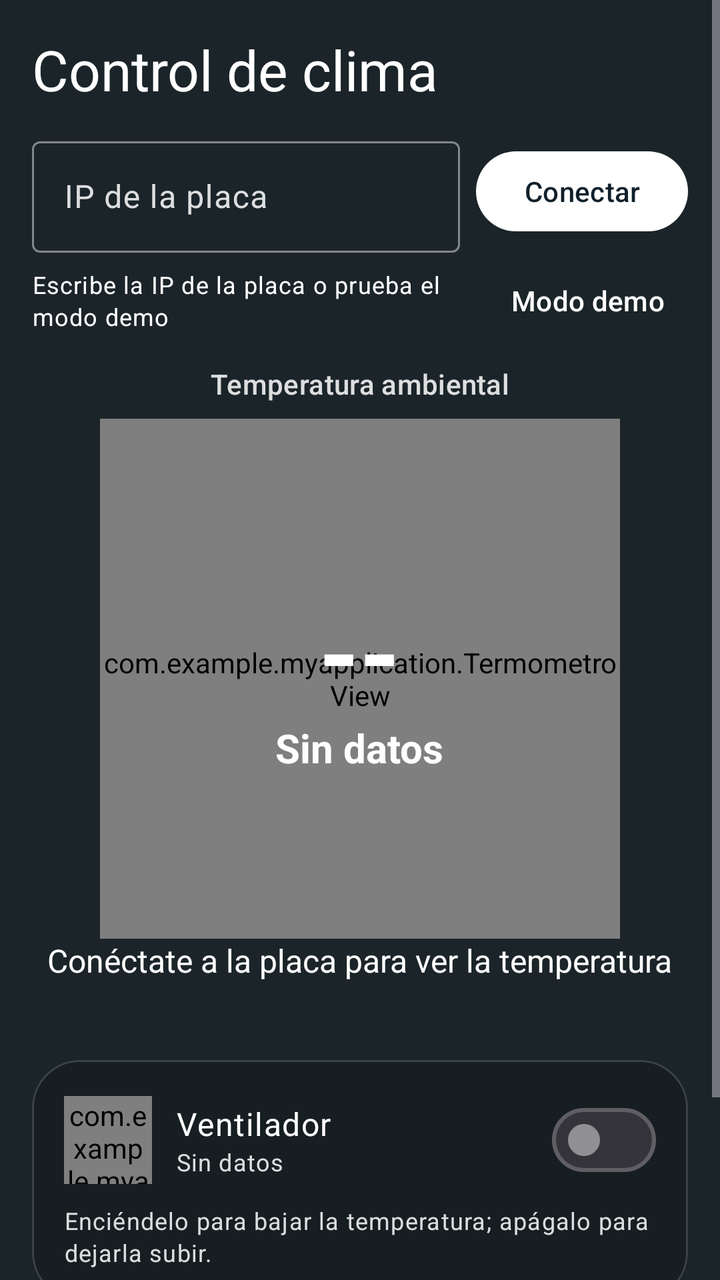
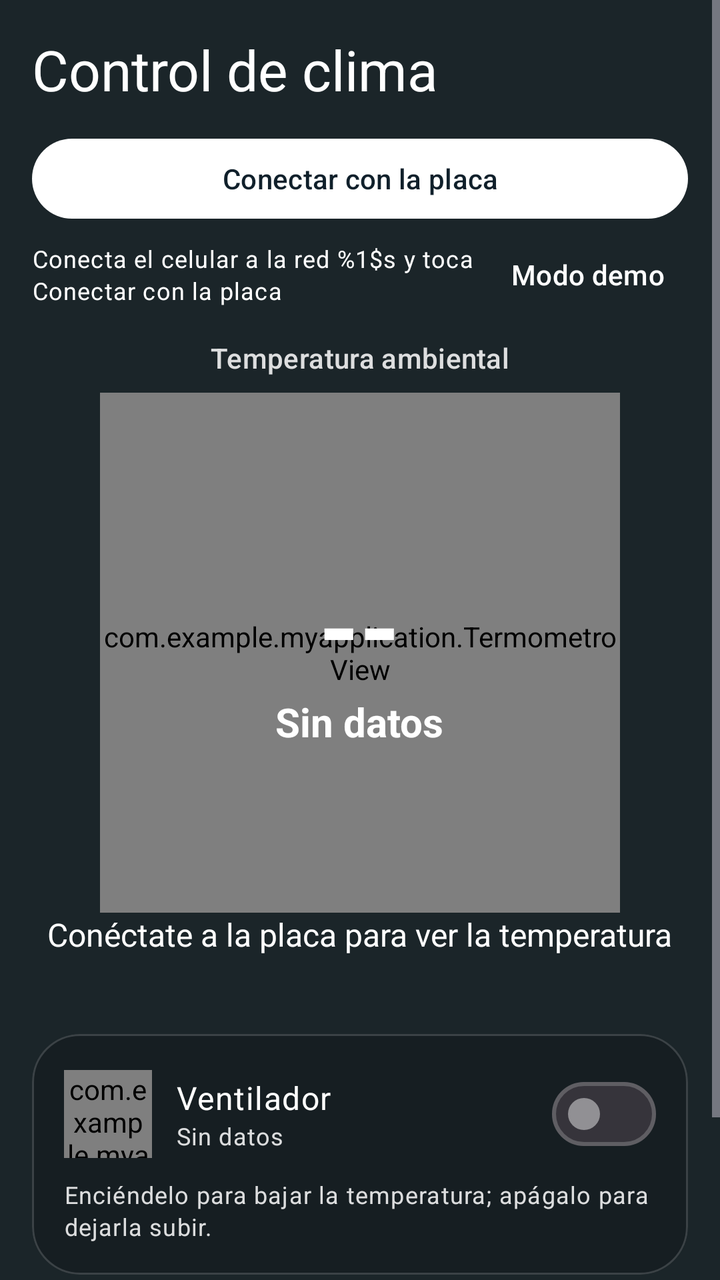

Before-and-after screenshots of an Android layout around one commit, followed by the original layout XML and the change that was made.
<!-- AndroidManifest.xml: application theme Theme.MyApplication -->
<!-- res/layout/activity_main.xml -->
<?xml version="1.0" encoding="utf-8"?>
<ScrollView xmlns:android="http://schemas.android.com/apk/res/android"
    xmlns:app="http://schemas.android.com/apk/res-auto"
    xmlns:tools="http://schemas.android.com/tools"
    android:id="@+id/main"
    android:layout_width="match_parent"
    android:layout_height="match_parent"
    android:fillViewport="true"
    android:fitsSystemWindows="true"
    tools:background="#1565C0"
    tools:context=".MainActivity">

    
    <LinearLayout
        android:id="@+id/contenido"
        style="@style/AnchoContenido"
        android:layout_height="wrap_content"
        android:orientation="vertical"
        android:padding="16dp">

        <TextView
            android:layout_width="wrap_content"
            android:layout_height="wrap_content"
            android:text="@string/titulo_principal"
            android:textAppearance="?attr/textAppearanceHeadlineMedium"
            android:textColor="@color/blanco" />

        
        <LinearLayout
            android:layout_width="match_parent"
            android:layout_height="wrap_content"
            android:layout_marginTop="12dp"
            android:gravity="center_vertical"
            android:orientation="horizontal">

            <com.google.android.material.textfield.TextInputLayout
                style="@style/Widget.Material3.TextInputLayout.OutlinedBox"
                android:layout_width="0dp"
                android:layout_height="wrap_content"
                android:layout_weight="1"
                android:hint="@string/hint_ip">

                
                <com.google.android.material.textfield.TextInputEditText
                    android:id="@+id/etIp"
                    android:layout_width="match_parent"
                    android:layout_height="wrap_content"
                    android:imeOptions="actionDone"
                    android:importantForAutofill="no"
                    android:inputType="textUri"
                    android:maxWidth="488dp"
                    android:maxLines="1"
                    android:textColor="@color/blanco" />
            </com.google.android.material.textfield.TextInputLayout>

            <Button
                android:id="@+id/btnConectar"
                android:layout_width="wrap_content"
                android:layout_height="wrap_content"
                android:layout_marginStart="8dp"
                android:text="@string/conectar" />
        </LinearLayout>

        <LinearLayout
            android:layout_width="match_parent"
            android:layout_height="wrap_content"
            android:gravity="center_vertical"
            android:orientation="horizontal">

            <TextView
                android:id="@+id/tvConexion"
                android:layout_width="0dp"
                android:layout_height="wrap_content"
                android:layout_weight="1"
                android:text="@string/conexion_escribe_ip"
                android:textAppearance="?attr/textAppearanceBodySmall"
                android:textColor="@color/blanco" />

            <Button
                android:id="@+id/btnDemo"
                style="@style/Widget.Material3.Button.TextButton"
                android:layout_width="wrap_content"
                android:layout_height="wrap_content"
                android:text="@string/modo_demo" />
        </LinearLayout>

        <TextView
            android:id="@+id/tvError"
            android:layout_width="match_parent"
            android:layout_height="wrap_content"
            android:textColor="@color/aviso"
            android:visibility="gone" />

        
        <LinearLayout
            android:layout_width="match_parent"
            android:layout_height="wrap_content"
            android:layout_marginTop="8dp"
            android:gravity="center_horizontal"
            android:orientation="vertical">

            <TextView
                android:layout_width="wrap_content"
                android:layout_height="wrap_content"
                android:layout_marginBottom="8dp"
                android:text="@string/temperatura_ambiental"
                android:textAppearance="?attr/textAppearanceLabelLarge"
                android:textColor="@color/blanco_suave" />

            
            <FrameLayout
                android:layout_width="260dp"
                android:layout_height="260dp">

                <com.example.myapplication.TermometroView
                    android:id="@+id/termometro"
                    android:layout_width="match_parent"
                    android:layout_height="match_parent" />

                <LinearLayout
                    android:layout_width="wrap_content"
                    android:layout_height="wrap_content"
                    android:layout_gravity="center"
                    android:gravity="center_horizontal"
                    android:orientation="vertical">

                    
                    <TextView
                        android:id="@+id/tvTemperatura"
                        android:layout_width="wrap_content"
                        android:layout_height="wrap_content"
                        android:fontFeatureSettings="tnum"
                        android:text="@string/sin_valor"
                        android:textColor="@color/blanco"
                        android:textSize="52sp"
                        android:textStyle="bold" />

                    <TextView
                        android:id="@+id/tvEstado"
                        android:layout_width="wrap_content"
                        android:layout_height="wrap_content"
                        android:text="@string/nivel_sin_datos"
                        android:textColor="@color/blanco"
                        android:textSize="20sp"
                        android:textStyle="bold" />
                </LinearLayout>
            </FrameLayout>

            <TextView
                android:id="@+id/tvDetalle"
                android:layout_width="wrap_content"
                android:layout_height="wrap_content"
                android:gravity="center"
                android:text="@string/detalle_conectate"
                android:textColor="@color/blanco"
                android:textSize="16sp" />

            <TextView
                android:id="@+id/tvHumedad"
                android:layout_width="wrap_content"
                android:layout_height="wrap_content"
                android:layout_marginTop="4dp"
                android:textColor="@color/blanco_suave"
                android:textSize="14sp" />
        </LinearLayout>

        
        <com.google.android.material.card.MaterialCardView
            android:id="@+id/cardSimulacion"
            style="@style/TarjetaVidrio"
            android:layout_width="match_parent"
            android:layout_height="wrap_content"
            android:layout_marginTop="16dp"
            android:visibility="gone">

            <LinearLayout
                android:layout_width="match_parent"
                android:layout_height="wrap_content"
                android:orientation="vertical"
                android:padding="16dp">

                <TextView
                    android:layout_width="wrap_content"
                    android:layout_height="wrap_content"
                    android:text="@string/simulacion_titulo"
                    android:textColor="@color/blanco"
                    android:textSize="16sp"
                    android:textStyle="bold" />

                <TextView
                    android:layout_width="wrap_content"
                    android:layout_height="wrap_content"
                    android:layout_marginTop="2dp"
                    android:text="@string/simulacion_ayuda"
                    android:textColor="@color/blanco_suave"
                    android:textSize="13sp" />

                <com.google.android.material.slider.Slider
                    android:id="@+id/slSimulacion"
                    android:layout_width="match_parent"
                    android:layout_height="wrap_content"
                    android:layout_marginTop="4dp"
                    android:contentDescription="@string/desc_simulacion"
                    android:stepSize="1"
                    android:value="23"
                    android:valueFrom="5"
                    android:valueTo="40"
                    app:tickVisible="false"
                    app:trackColorInactive="@color/vidrio_fuerte" />

                <LinearLayout
                    android:layout_width="match_parent"
                    android:layout_height="wrap_content"
                    android:orientation="horizontal">

                    <TextView
                        android:layout_width="0dp"
                        android:layout_height="wrap_content"
                        android:layout_weight="1"
                        android:text="@string/simulacion_min"
                        android:textColor="@color/blanco_tenue"
                        android:textSize="12sp" />

                    <TextView
                        android:layout_width="wrap_content"
                        android:layout_height="wrap_content"
                        android:text="@string/simulacion_max"
                        android:textColor="@color/blanco_tenue"
                        android:textSize="12sp" />
                </LinearLayout>
            </LinearLayout>
        </com.google.android.material.card.MaterialCardView>

        
        <com.google.android.material.card.MaterialCardView
            style="@style/TarjetaVidrio"
            android:layout_width="match_parent"
            android:layout_height="wrap_content"
            android:layout_marginTop="16dp">

            <LinearLayout
                android:layout_width="match_parent"
                android:layout_height="wrap_content"
                android:orientation="vertical"
                android:padding="16dp">

                <LinearLayout
                    android:layout_width="match_parent"
                    android:layout_height="wrap_content"
                    android:gravity="center_vertical"
                    android:orientation="horizontal">

                    <com.example.myapplication.VentiladorView
                        android:id="@+id/ventiladorIcono"
                        android:layout_width="44dp"
                        android:layout_height="44dp"
                        android:importantForAccessibility="no" />

                    <LinearLayout
                        android:layout_width="0dp"
                        android:layout_height="wrap_content"
                        android:layout_marginStart="12dp"
                        android:layout_weight="1"
                        android:orientation="vertical">

                        <TextView
                            android:layout_width="wrap_content"
                            android:layout_height="wrap_content"
                            android:text="@string/ventilador"
                            android:textAppearance="?attr/textAppearanceBodyLarge"
                            android:textColor="@color/blanco" />

                        <TextView
                            android:id="@+id/tvVentiladorEstado"
                            android:layout_width="wrap_content"
                            android:layout_height="wrap_content"
                            android:text="@string/sin_datos"
                            android:textAppearance="?attr/textAppearanceBodySmall"
                            android:textColor="@color/blanco_suave" />
                    </LinearLayout>

                    
                    <com.google.android.material.materialswitch.MaterialSwitch
                        android:id="@+id/swVentilador"
                        android:layout_width="wrap_content"
                        android:layout_height="wrap_content"
                        android:layout_marginStart="16dp"
                        android:contentDescription="@string/desc_switch_ventilador" />
                </LinearLayout>

                <TextView
                    android:layout_width="wrap_content"
                    android:layout_height="wrap_content"
                    android:layout_marginTop="8dp"
                    android:text="@string/ventilador_ayuda"
                    android:textAppearance="?attr/textAppearanceBodySmall"
                    android:textColor="@color/blanco_suave" />
            </LinearLayout>
        </com.google.android.material.card.MaterialCardView>

        
        <Button
            android:id="@+id/btnVerHistorial"
            style="@style/Widget.Material3.Button.OutlinedButton"
            android:layout_width="wrap_content"
            android:layout_height="wrap_content"
            android:layout_gravity="center_horizontal"
            android:layout_marginTop="16dp"
            android:layout_marginBottom="16dp"
            android:text="@string/ver_historial" />
    </LinearLayout>
</ScrollView>
<!-- resources referenced by this layout -->
<resources>
  <color name="aviso">#FFFFD54F</color>
  <color name="blanco">#FFFFFFFF</color>
  <color name="blanco_suave">#D9FFFFFF</color>
  <color name="blanco_tenue">#73FFFFFF</color>
  <color name="vidrio_fuerte">#3DFFFFFF</color>
  <string name="conectar">Conectar</string>
  <string name="conexion_escribe_ip">Escribe la IP de la placa o prueba el modo demo</string>
  <string name="desc_simulacion">Temperatura simulada</string>
  <string name="desc_switch_ventilador">Encender o apagar el ventilador</string>
  <string name="detalle_conectate">Conéctate a la placa para ver la temperatura</string>
  <string name="hint_ip">IP de la placa</string>
  <string name="modo_demo">Modo demo</string>
  <string name="nivel_sin_datos">Sin datos</string>
  <string name="simulacion_ayuda">Mueve la barra para fijar la temperatura de la habitación simulada.</string>
  <string name="simulacion_max">40 °C</string>
  <string name="simulacion_min">5 °C</string>
  <string name="simulacion_titulo">Simulación (modo demo)</string>
  <string name="sin_datos">Sin datos</string>
  <string name="sin_valor">--</string>
  <string name="temperatura_ambiental">Temperatura ambiental</string>
  <string name="titulo_principal">Control de clima</string>
  <string name="ventilador">Ventilador</string>
  <string name="ventilador_ayuda">Enciéndelo para bajar la temperatura; apágalo para dejarla subir.</string>
  <string name="ver_historial">Ver historial y parámetros</string>
  <style name="AnchoContenido">
          <item name="android:layout_width">match_parent</item>
          <item name="android:layout_gravity">center_horizontal</item>
      </style>
  <style name="TarjetaVidrio" parent="Widget.Material3.CardView.Outlined">
          <item name="cardBackgroundColor">@color/vidrio</item>
          <item name="strokeColor">@color/vidrio_borde</item>
          <item name="strokeWidth">1dp</item>
          <item name="cardElevation">0dp</item>
          <item name="cardCornerRadius">24dp</item>
      </style>
  <style name="Theme.MyApplication" parent="Base.Theme.MyApplication" />
  <color name="vidrio">#2E000000</color>
  <color name="vidrio_borde">#29FFFFFF</color>
  <style name="Base.Theme.MyApplication" parent="Theme.Material3.Dark.NoActionBar">
          <item name="colorPrimary">@color/blanco</item>
          <item name="colorOnPrimary">@color/tinta</item>
          <item name="colorSecondaryContainer">@color/vidrio_fuerte</item>
          <item name="colorOnSecondaryContainer">@color/blanco</item>
          <item name="colorOnSurface">@color/blanco</item>
          <item name="colorOnSurfaceVariant">@color/blanco_suave</item>
          <item name="colorOutline">@color/blanco_tenue</item>
          <item name="colorError">@color/aviso</item>
          <item name="android:windowBackground">@color/fondo_inicial</item>
      </style>
  <color name="tinta">#FF10202B</color>
  <color name="fondo_inicial">#FF1B2529</color>
</resources>

<!-- the commit's change to res/layout/activity_main.xml (unified diff, before → after) -->
@@ -26,53 +26,25 @@
             android:textColor="@color/blanco" />
 
         
+        <Button
+            android:id="@+id/btnConectar"
+            android:layout_width="match_parent"
+            android:layout_height="wrap_content"
+            android:layout_marginTop="12dp"
+            android:text="@string/conectar" />
+
         <LinearLayout
             android:layout_width="match_parent"
             android:layout_height="wrap_content"
-            android:layout_marginTop="12dp"
             android:gravity="center_vertical"
             android:orientation="horizontal">
 
-            <com.google.android.material.textfield.TextInputLayout
-                style="@style/Widget.Material3.TextInputLayout.OutlinedBox"
-                android:layout_width="0dp"
-                android:layout_height="wrap_content"
-                android:layout_weight="1"
-                android:hint="@string/hint_ip">
-
-                
-                <com.google.android.material.textfield.TextInputEditText
-                    android:id="@+id/etIp"
-                    android:layout_width="match_parent"
-                    android:layout_height="wrap_content"
-                    android:imeOptions="actionDone"
-                    android:importantForAutofill="no"
-                    android:inputType="textUri"
-                    android:maxWidth="488dp"
-                    android:maxLines="1"
-                    android:textColor="@color/blanco" />
-            </com.google.android.material.textfield.TextInputLayout>
-
-            <Button
-                android:id="@+id/btnConectar"
-                android:layout_width="wrap_content"
-                android:layout_height="wrap_content"
-                android:layout_marginStart="8dp"
-                android:text="@string/conectar" />
-        </LinearLayout>
-
-        <LinearLayout
-            android:layout_width="match_parent"
-            android:layout_height="wrap_content"
-            android:gravity="center_vertical"
-            android:orientation="horizontal">
-
             <TextView
                 android:id="@+id/tvConexion"
                 android:layout_width="0dp"
                 android:layout_height="wrap_content"
                 android:layout_weight="1"
-                android:text="@string/conexion_escribe_ip"
+                android:text="@string/conexion_inicio"
                 android:textAppearance="?attr/textAppearanceBodySmall"
                 android:textColor="@color/blanco" />
 
<!-- resource entries referenced after the edit -->
@@ -5,12 +5,11 @@
   <color name="blanco_suave">#D9FFFFFF</color>
   <color name="blanco_tenue">#73FFFFFF</color>
   <color name="vidrio_fuerte">#3DFFFFFF</color>
-  <string name="conectar">Conectar</string>
-  <string name="conexion_escribe_ip">Escribe la IP de la placa o prueba el modo demo</string>
+  <string name="conectar">Conectar con la placa</string>
+  <string name="conexion_inicio">Conecta el celular a la red %1$s y toca Conectar con la placa</string>
   <string name="desc_simulacion">Temperatura simulada</string>
   <string name="desc_switch_ventilador">Encender o apagar el ventilador</string>
   <string name="detalle_conectate">Conéctate a la placa para ver la temperatura</string>
-  <string name="hint_ip">IP de la placa</string>
   <string name="modo_demo">Modo demo</string>
   <string name="nivel_sin_datos">Sin datos</string>
   <string name="simulacion_ayuda">Mueve la barra para fijar la temperatura de la habitación simulada.</string>
